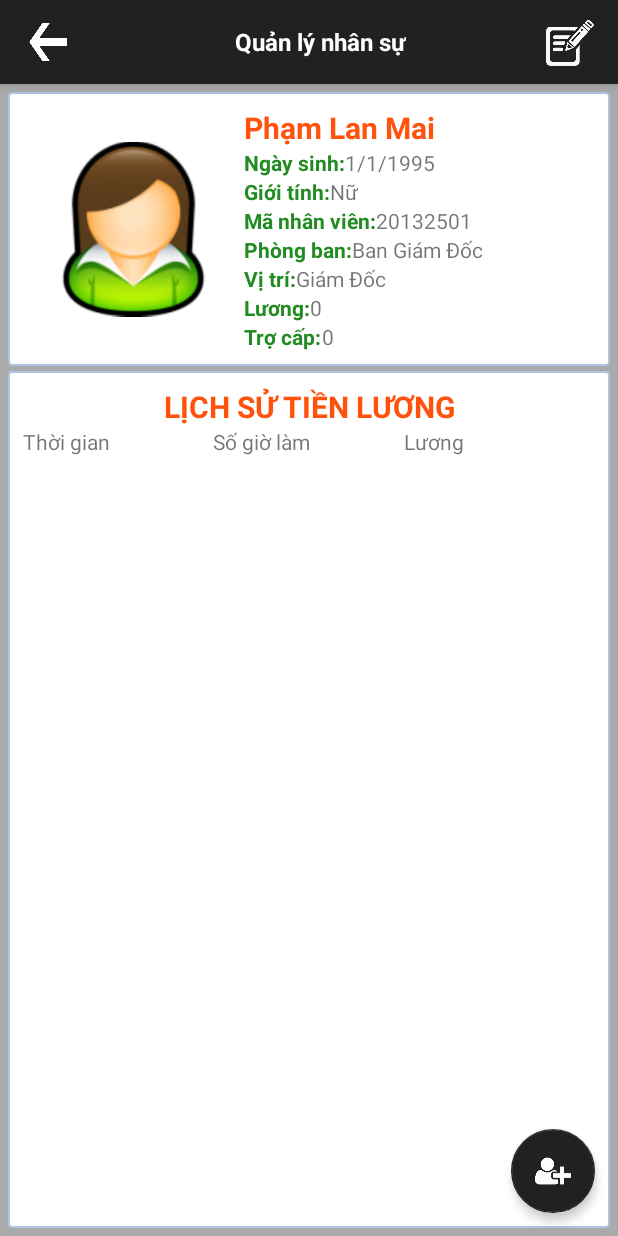
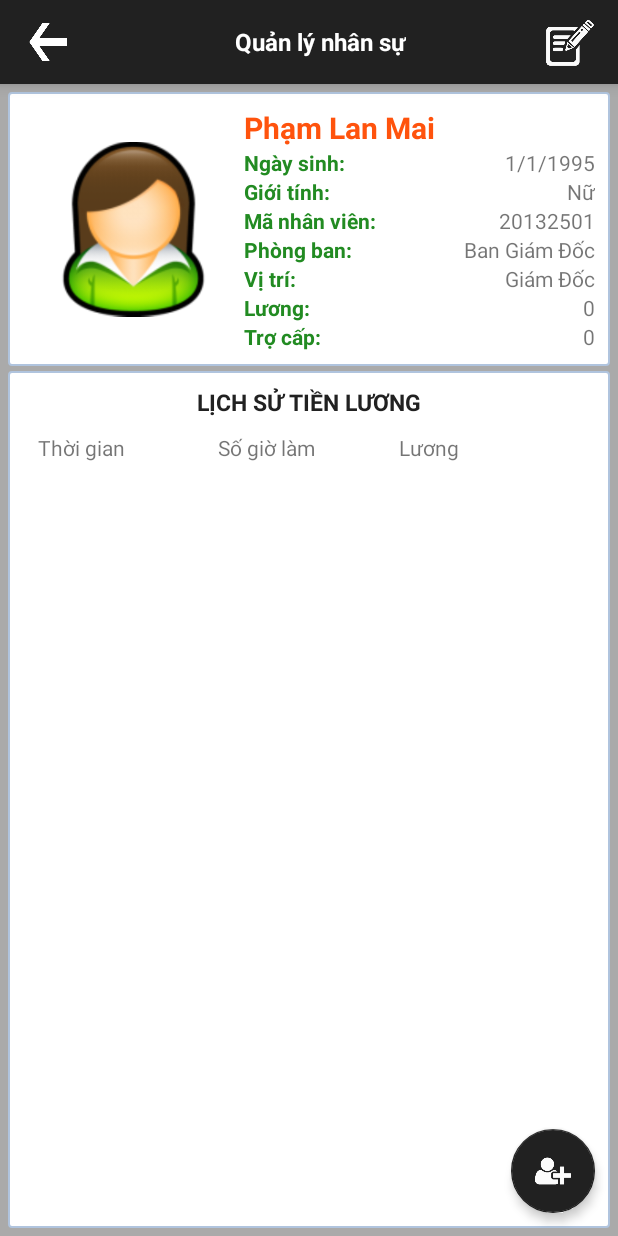
Before and after one commit to ohmygodvt95/OOP.HRM, an Android app: the fragment InfoMemberFragment placed in its activity, on a phone screen of 412 x 824 dp. Run offline under Robolectric (Android 15) with nearby library versions, the phone set to English and light mode, and no system bars; libraries missing offline, so code that uses them is left out: com.afollestad.materialdialogs, com.github.kevinsawicki.http; plain views replace RippleView; 5 statements that could not run were skipped.

Commit message:
Chinh sua giao dien

```diff
--- a/app/src/main/res/layout/fragment_member_info.xml
+++ b/app/src/main/res/layout/fragment_member_info.xml
@@ -41,7 +41,7 @@ android:padding="5dp">
             android:textStyle="bold"/>
 
         <LinearLayout
-            android:layout_width="wrap_content"
+            android:layout_width="match_parent"
             android:layout_height="wrap_content"
             android:orientation="horizontal">
             <TextView
@@ -51,31 +51,34 @@ android:padding="5dp">
                 android:textStyle="bold"
                 android:textColor="#228B22"/>
             <TextView
+                android:gravity="end"
                 android:id="@+id/dateofbirth"
-                android:layout_width="wrap_content"
+                android:layout_width="match_parent"
                 android:layout_height="wrap_content"
                 android:text="1/1/1995"/>
         </LinearLayout>
 
         <LinearLayout
-            android:layout_width="wrap_content"
+            android:layout_width="match_parent"
             android:layout_height="wrap_content"
             android:orientation="horizontal">
             <TextView
+
                 android:layout_width="wrap_content"
                 android:layout_height="wrap_content"
                 android:text="Giới tính:"
                 android:textStyle="bold"
                 android:textColor="#228B22"/>
             <TextView
+                android:gravity="end"
                 android:id="@+id/sex"
-                android:layout_width="wrap_content"
+                android:layout_width="match_parent"
                 android:layout_height="wrap_content"
                 android:text="Nữ"/>
         </LinearLayout>
 
         <LinearLayout
-            android:layout_width="wrap_content"
+            android:layout_width="match_parent"
             android:layout_height="wrap_content"
             android:orientation="horizontal">
             <TextView
@@ -86,13 +89,14 @@ android:padding="5dp">
                 android:textStyle="bold"/>
             <TextView
                 android:id="@+id/idnv"
-                android:layout_width="wrap_content"
+                android:gravity="end"
+                android:layout_width="match_parent"
                 android:layout_height="wrap_content"
                 android:text="20132501"/>
         </LinearLayout>
 
         <LinearLayout
-            android:layout_width="wrap_content"
+            android:layout_width="match_parent"
             android:layout_height="wrap_content"
             android:orientation="horizontal">
             <TextView
@@ -103,13 +107,14 @@ android:padding="5dp">
                 android:textStyle="bold"/>
             <TextView
                 android:id="@+id/group"
-                android:layout_width="wrap_content"
+                android:gravity="end"
+                android:layout_width="match_parent"
                 android:layout_height="wrap_content"
                 android:text="Ban Giám Đốc"/>
         </LinearLayout>
 
         <LinearLayout
-            android:layout_width="wrap_content"
+            android:layout_width="match_parent"
             android:layout_height="wrap_content"
             android:orientation="horizontal">
             <TextView
@@ -120,13 +125,14 @@ android:padding="5dp">
                 android:textStyle="bold"/>
             <TextView
                 android:id="@+id/position"
-                android:layout_width="wrap_content"
+                android:gravity="end"
+                android:layout_width="match_parent"
                 android:layout_height="wrap_content"
                 android:text="Giám Đốc"/>
         </LinearLayout>
 
         <LinearLayout
-            android:layout_width="wrap_content"
+            android:layout_width="match_parent"
             android:layout_height="wrap_content"
             android:orientation="horizontal">
             <TextView
@@ -138,13 +144,14 @@ android:padding="5dp">
                 android:textStyle="bold"/>
             <TextView
                 android:id="@+id/salary"
-                android:layout_width="wrap_content"
+                android:gravity="end"
+                android:layout_width="match_parent"
                 android:layout_height="wrap_content"
                 android:text="0"/>
         </LinearLayout>
 
         <LinearLayout
-            android:layout_width="wrap_content"
+            android:layout_width="match_parent"
             android:layout_height="wrap_content"
             android:orientation="horizontal">
             <TextView
@@ -156,7 +163,8 @@ android:padding="5dp">
                 android:textStyle="bold"/>
             <TextView
                 android:id="@+id/bonus2"
-                android:layout_width="wrap_content"
+                android:gravity="end"
+                android:layout_width="match_parent"
                 android:layout_height="wrap_content"
                 android:text="0"/>
         </LinearLayout>
@@ -179,14 +187,15 @@ android:padding="5dp">
         android:layout_height="wrap_content"
         android:text="LỊCH SỬ TIỀN LƯƠNG"
         android:gravity="center"
-        android:textColor="#FF530D"
+        android:textColor="@color/colorPrimary"
         android:textStyle="bold"
-        android:textSize="20sp"/>
+        android:textSize="15sp"/>
 
     <LinearLayout
         android:layout_width="match_parent"
         android:layout_height="wrap_content"
-        android:weightSum="3">
+        android:weightSum="3"
+        android:padding="10dp">
         <TextView
             android:layout_width="0dp"
             android:layout_height="wrap_content"
--- a/app/src/main/res/layout/lv_history.xml
+++ b/app/src/main/res/layout/lv_history.xml
@@ -4,6 +4,7 @@
     android:layout_height="match_parent"
     android:weightSum="3">
     <LinearLayout
+        android:padding="10dp"
         android:orientation="horizontal"
         android:layout_width="match_parent"
         android:layout_height="wrap_content"
```
